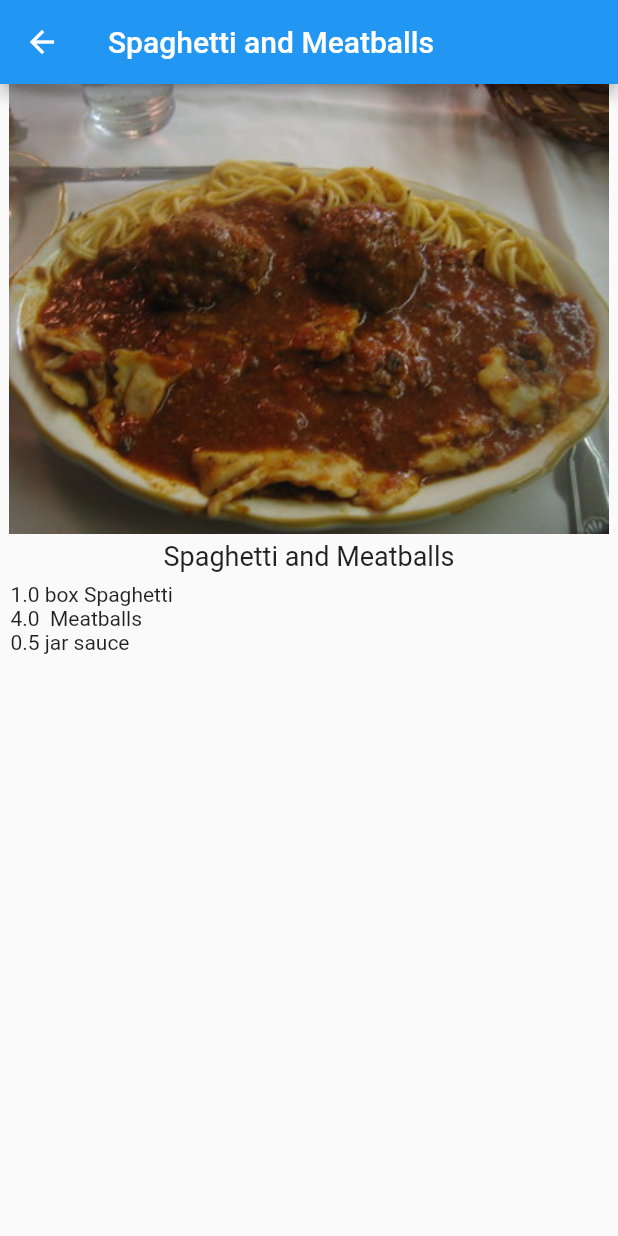
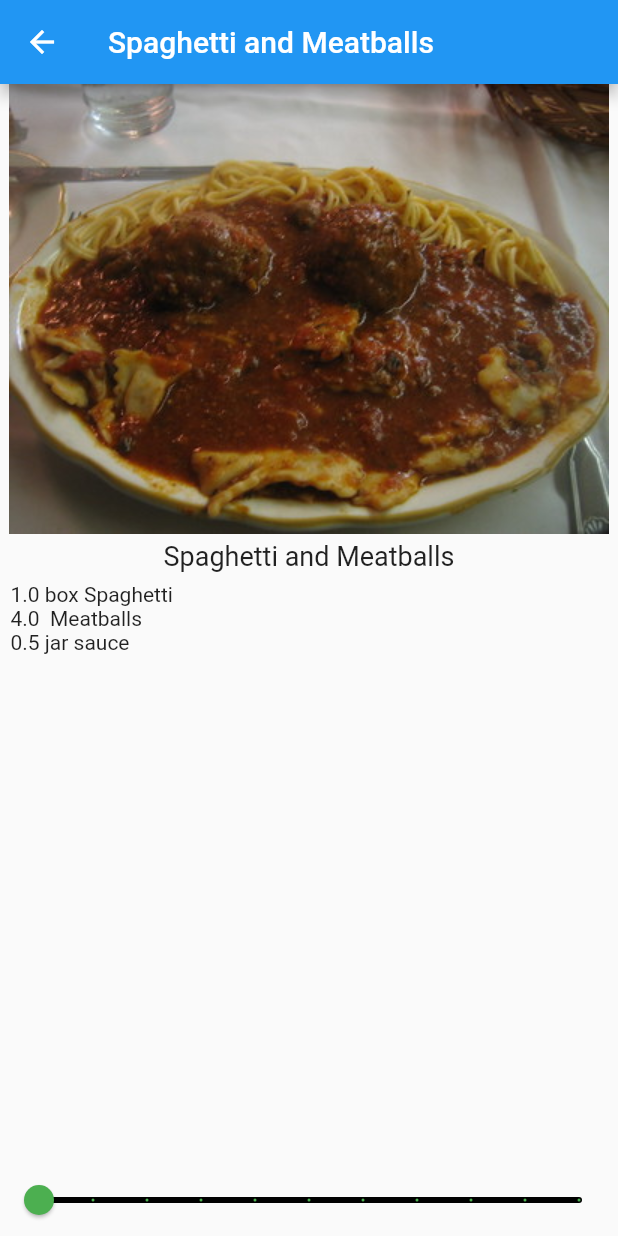
Before and after one commit to blessed-sibanda/recipe-calculator, a Flutter app: the screen it shows after launch, after a tap on "Spaghetti and Meatballs", on a phone screen of 412 x 824 dp. Run offline on Flutter 3.47's test engine with Material 2 defaults, Android fonts, the phone set to English and light mode, and no system bars.

Commit message:
use slider to change # of servings in recipe detail

```diff
--- a/lib/recipe_detail.dart
+++ b/lib/recipe_detail.dart
@@ -11,6 +11,8 @@ class RecipeDetail extends StatefulWidget {
 }
 
 class _RecipeDetailState extends State<RecipeDetail> {
+  int _sliderVal = 1;
+
   @override
   Widget build(BuildContext context) {
     return Scaffold(
@@ -39,8 +41,22 @@ class _RecipeDetailState extends State<RecipeDetail> {
                     itemBuilder: (BuildContext context, int index) {
                       final ingredient = widget.recipe.ingredients[index];
                       return Text(
-                          '${ingredient.quantity} ${ingredient.measure} ${ingredient.name}');
-                    }))
+                          '${ingredient.quantity * _sliderVal} ${ingredient.measure} ${ingredient.name}');
+                    })),
+            Slider(
+              min: 1,
+              max: 10,
+              divisions: 10,
+              label: '${_sliderVal * widget.recipe.servings} servings',
+              value: _sliderVal.toDouble(),
+              onChanged: (newValue) {
+                setState(() {
+                  _sliderVal = newValue.round();
+                });
+              },
+              activeColor: Colors.green,
+              inactiveColor: Colors.black,
+            ),
           ],
         )));
   }
```
